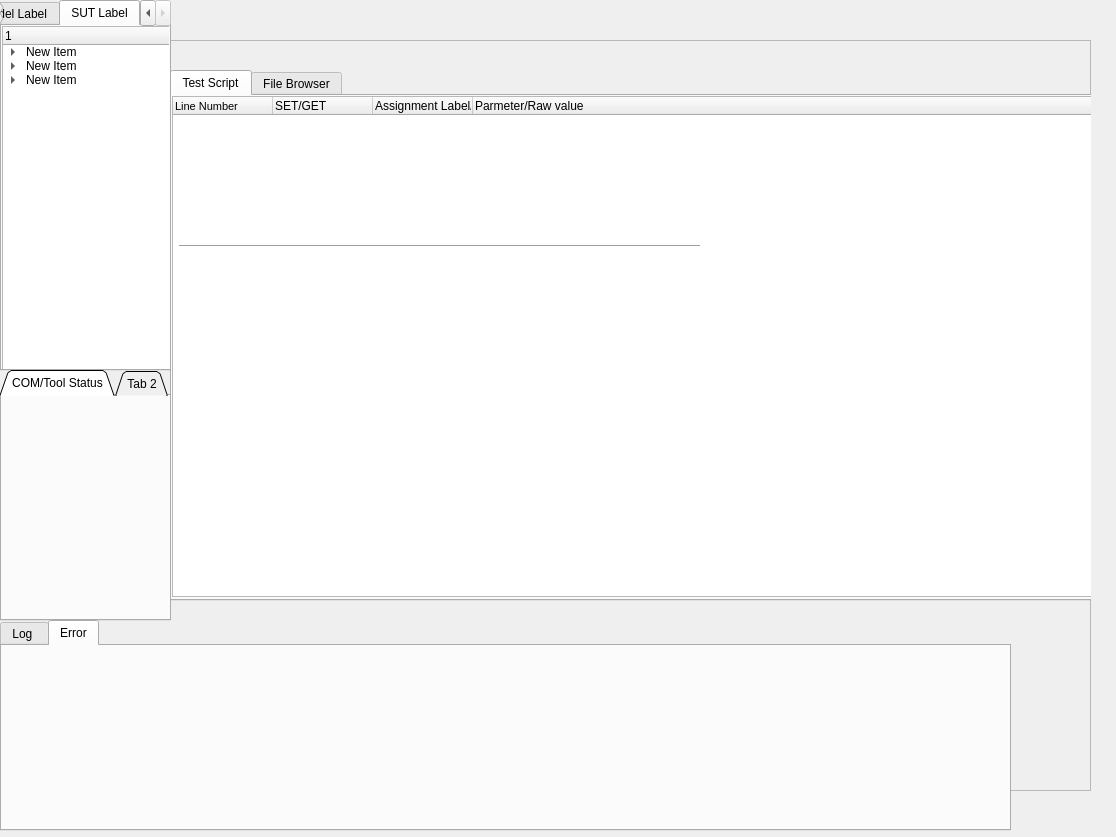
Before: the Qt Designer form API_GUI.ui in Geekbuzz/qtdesigner, drawn with Qt 5.
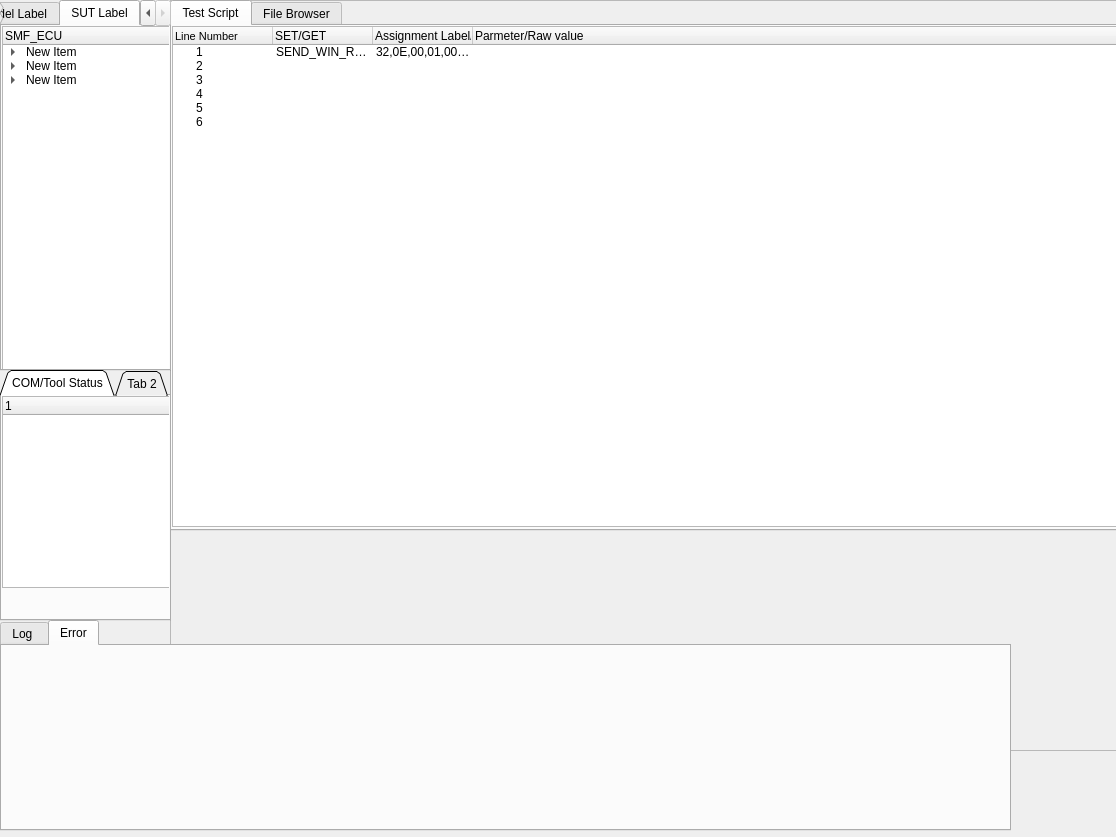
After: the same form once the commit is applied. The open tabs and pages were chosen to show the change.

```diff
--- a/API_GUI.ui
+++ b/API_GUI.ui
@@ -16,8 +16,8 @@
   <widget class="QFrame" name="frame">
    <property name="geometry">
     <rect>
-     <x>80</x>
-     <y>40</y>
+     <x>170</x>
+     <y>0</y>
      <width>1011</width>
      <height>751</height>
     </rect>
@@ -31,9 +31,9 @@
    <widget class="QTabWidget" name="tabWidget_2">
     <property name="geometry">
      <rect>
-      <x>90</x>
-      <y>30</y>
-      <width>931</width>
+      <x>0</x>
+      <y>0</y>
+      <width>951</width>
       <height>531</height>
      </rect>
     </property>
@@ -49,7 +49,7 @@
        <rect>
         <x>0</x>
         <y>0</y>
-        <width>921</width>
+        <width>1051</width>
         <height>501</height>
        </rect>
       </property>
@@ -64,6 +64,13 @@
          <bold>false</bold>
         </font>
        </property>
+       <property name="background">
+        <color>
+         <red>1</red>
+         <green>0</green>
+         <blue>0</blue>
+        </color>
+       </property>
       </column>
       <column>
        <property name="text">
@@ -80,19 +87,48 @@
         <string>Parmeter/Raw value</string>
        </property>
       </column>
-     </widget>
-     <widget class="Line" name="line">
-      <property name="geometry">
-       <rect>
-        <x>7</x>
-        <y>140</y>
-        <width>521</width>
-        <height>20</height>
-       </rect>
-      </property>
-      <property name="orientation">
-       <enum>Qt::Horizontal</enum>
-      </property>
+      <item>
+       <property name="text">
+        <string>1</string>
+       </property>
+       <property name="text">
+        <string>SEND_WIN_RAW</string>
+       </property>
+       <property name="text">
+        <string>32,0E,00,01,00,01,00,A1,00,A1,00,1C</string>
+       </property>
+      </item>
+      <item>
+       <property name="text">
+        <string>2</string>
+       </property>
+      </item>
+      <item>
+       <property name="text">
+        <string>3</string>
+       </property>
+      </item>
+      <item>
+       <property name="text">
+        <string>4</string>
+       </property>
+      </item>
+      <item>
+       <property name="text">
+        <string>5</string>
+       </property>
+      </item>
+      <item>
+       <property name="text">
+        <string>6</string>
+       </property>
+       <property name="text">
+        <string/>
+       </property>
+       <property name="text">
+        <string/>
+       </property>
+      </item>
      </widget>
     </widget>
     <widget class="QWidget" name="tab_5">
@@ -280,7 +316,7 @@
      </property>
      <column>
       <property name="text">
-       <string>1</string>
+       <string>SMF_ECU</string>
       </property>
      </column>
      <item>
@@ -380,6 +416,23 @@
     <attribute name="title">
      <string>COM/Tool Status</string>
     </attribute>
+    <widget class="QTreeWidget" name="treeWidget_5">
+     <property name="geometry">
+      <rect>
+       <x>0</x>
+       <y>0</y>
+       <width>171</width>
+       <height>192</height>
+      </rect>
+     </property>
+     <column>
+      <property name="text">
+       <string notr="true">1</string>
+      </property>
+     </column>
+    </widget>
+    <zorder>treeWidget_5</zorder>
+    <zorder>treeWidget_4</zorder>
    </widget>
    <widget class="QWidget" name="tab_7">
     <attribute name="title">
```
Left out of the diff: 6 changed lines with no effect on the pictures.
